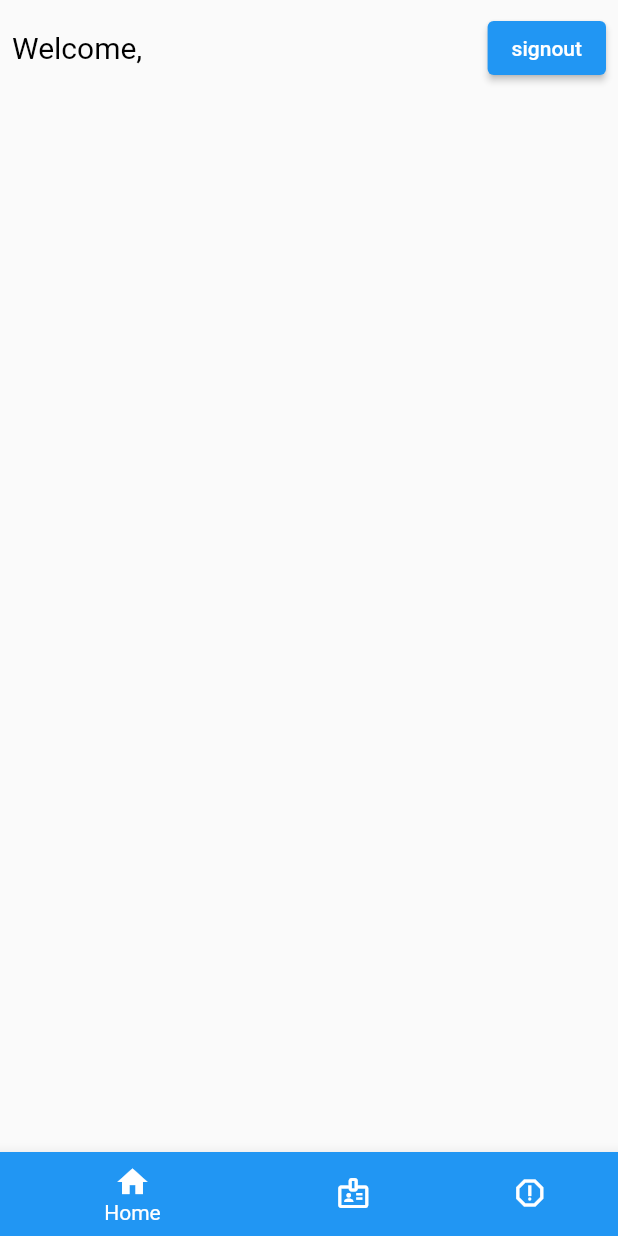
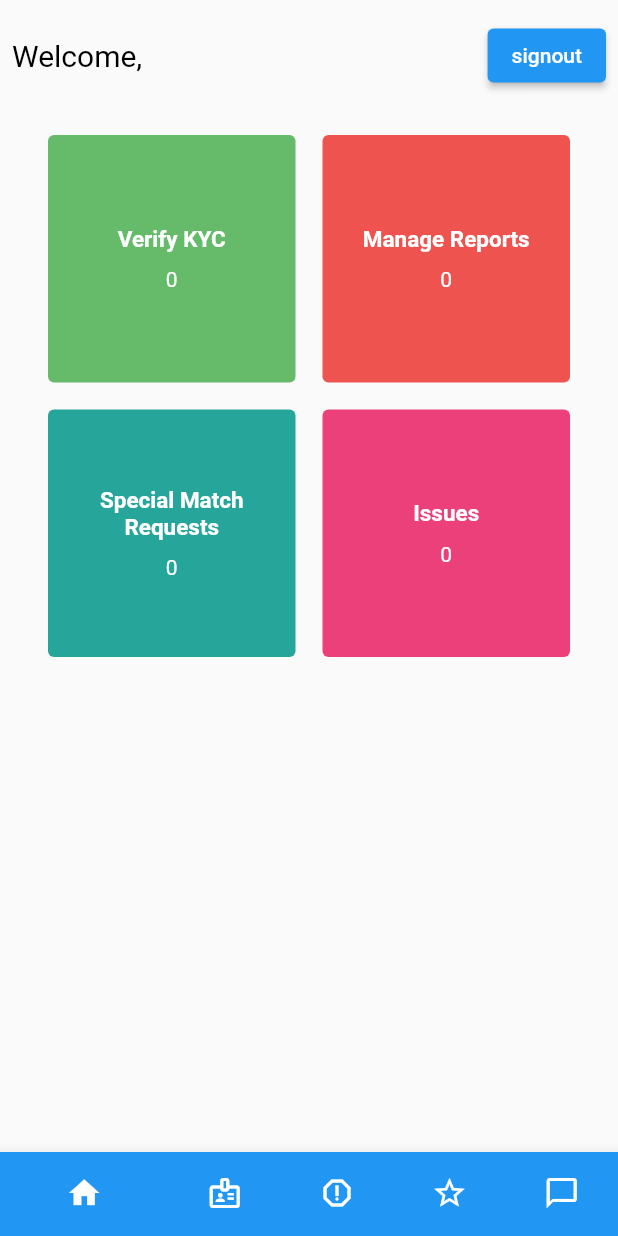
Before and after one commit to CYBERDEVILZ/ZBGAMING, a Flutter app: the screen it shows once a user with an empty profile is signed in, on a phone screen of 412 x 824 dp. Run offline on Flutter 3.47's test engine with Material 2 defaults, Android fonts, the phone set to English and light mode, and no system bars; our stand-ins replace cloud_firestore, firebase_auth, firebase_core, firebase_messaging, firebase_storage, fl_chart and 3 more; missing offline and left inert: razorpay_flutter; accounts and stored records are empty.

Commit message:
add tiles to verifier home page

```diff
--- a/lib/pages/verifier_home_page.dart
+++ b/lib/pages/verifier_home_page.dart
@@ -3,7 +3,6 @@ import 'package:firebase_auth/firebase_auth.dart';
 import 'package:flutter/material.dart';
 import 'package:fluttertoast/fluttertoast.dart';
 import 'package:zbgaming/pages/verifer_login.dart';
-import 'package:zbgaming/widgets/favorite_organizer.dart';
 
 class VerifierHomePage extends StatefulWidget {
   const VerifierHomePage({Key? key}) : super(key: key);
@@ -16,6 +15,8 @@ class _VerifierHomePageState extends State<VerifierHomePage> {
   // VARIABLES
   String? username;
   int index = 0;
+  int? kycNumber;
+  int? reportNumber, specialMatchNumber, issueNumber;
   bool isLoading = false;
 
   // FUNCTIONS
@@ -30,10 +31,15 @@ class _VerifierHomePageState extends State<VerifierHomePage> {
         .collection("verifier")
         .doc(FirebaseAuth.instance.currentUser?.uid)
         .get()
-        .then((value) => username = value['username'])
-        .catchError((onError) async {
+        .then((value) {
+      username = value['username'];
+      isLoading = false;
+      if (mounted) setState(() {});
+    }).catchError((onError) async {
       Fluttertoast.showToast(msg: "Something went wrong");
       await FirebaseAuth.instance.signOut();
+      isLoading = false;
+      if (mounted) setState(() {});
     });
 
     // Signout Event Listener
@@ -44,8 +50,24 @@ class _VerifierHomePageState extends State<VerifierHomePage> {
         }
       }
     });
-    isLoading = false;
-    if (mounted) setState(() {});
+
+    // STREAMS
+    FirebaseFirestore.instance.collection("kycPending").snapshots().listen((event) {
+      kycNumber = event.docs.length;
+      setState(() {});
+    });
+    FirebaseFirestore.instance.collection("reports").snapshots().listen((event) {
+      reportNumber = event.docs.length;
+      setState(() {});
+    });
+    FirebaseFirestore.instance.collection("specialMatchRequests").snapshots().listen((event) {
+      specialMatchNumber = event.docs.length;
+      setState(() {});
+    });
+    FirebaseFirestore.instance.collection("issues").snapshots().listen((event) {
+      issueNumber = event.docs.length;
+      setState(() {});
+    });
   }
 
   @override
@@ -64,7 +86,20 @@ class _VerifierHomePageState extends State<VerifierHomePage> {
         label: "Verify KYC",
         backgroundColor: Colors.green);
     BottomNavigationBarItem reports = BottomNavigationBarItem(
-        icon: Icon(index == 2 ? Icons.report : Icons.report_outlined), label: "Reports", backgroundColor: Colors.red);
+      icon: Icon(index == 2 ? Icons.report : Icons.report_outlined),
+      label: "Reports",
+      backgroundColor: Colors.red,
+    );
+    BottomNavigationBarItem specialMatches = BottomNavigationBarItem(
+      icon: Icon(index == 3 ? Icons.star : Icons.star_border),
+      label: "Special Matches",
+      backgroundColor: Colors.teal,
+    );
+    BottomNavigationBarItem generalActions = BottomNavigationBarItem(
+      icon: Icon(index == 4 ? Icons.chat_bubble : Icons.chat_bubble_outline),
+      label: "Queries / Issues",
+      backgroundColor: Colors.pink,
+    );
 
     return Scaffold(
         // BODY
@@ -74,9 +109,13 @@ class _VerifierHomePageState extends State<VerifierHomePage> {
             child: isLoading
                 ? const Center(child: CircularProgressIndicator())
                 : Column(children: [
-                    Row(
+                    // Container for username and signout button
+                    Container(
+                      margin: const EdgeInsets.symmetric(vertical: 5),
+                      child: Row(
                         mainAxisAlignment: MainAxisAlignment.spaceBetween,
                         children: [
+                          // username
                           Container(
                             constraints: BoxConstraints(maxWidth: MediaQuery.of(context).size.width / 2),
                             child: RichText(
@@ -92,6 +131,8 @@ class _VerifierHomePageState extends State<VerifierHomePage> {
                               ),
                             ),
                           ),
+
+                          // signout button
                           ElevatedButton(
                             onPressed: () async {
                               await FirebaseAuth.instance.signOut();
@@ -100,13 +141,70 @@ class _VerifierHomePageState extends State<VerifierHomePage> {
                           )
                         ],
                       ),
+                    ),
+
+                    // Container for Action Tiles
+                    Container(
+                      margin: const EdgeInsets.all(20),
+                      width: double.infinity,
+                      child: GridView.count(
+                        crossAxisCount: 2,
+                        crossAxisSpacing: 10,
+                        mainAxisSpacing: 10,
+                        shrinkWrap: true,
+                        children: [
+                          GestureDetector(
+                            onTap: () {
+                              index = 1;
+                              setState(() {});
+                            },
+                            child: Tile(
+                              text: "Verify KYC",
+                              color: Colors.green[400]!,
+                              numberOfRequests: kycNumber,
+                            ),
+                          ),
+                          GestureDetector(
+                              onTap: () {
+                                index = 2;
+                                setState(() {});
+                              },
+                              child: Tile(
+                                text: "Manage Reports",
+                                color: Colors.red[400]!,
+                                numberOfRequests: reportNumber,
+                              )),
+                          GestureDetector(
+                              onTap: () {
+                                index = 3;
+                                setState(() {});
+                              },
+                              child: Tile(
+                                text: "Special Match Requests",
+                                color: Colors.teal[400]!,
+                                numberOfRequests: specialMatchNumber,
+                              )),
+                          GestureDetector(
+                              onTap: () {
+                                index = 4;
+                                setState(() {});
+                              },
+                              child: Tile(
+                                text: "Issues",
+                                color: Colors.pink[400]!,
+                                numberOfRequests: issueNumber,
+                              )),
+                        ],
+                      ),
+                    )
                   ]),
           ),
         ),
 
         // BOTTOM NAV BAR
         bottomNavigationBar: BottomNavigationBar(
-          items: <BottomNavigationBarItem>[home, verifyKYC, reports],
+          showSelectedLabels: false,
+          items: <BottomNavigationBarItem>[home, verifyKYC, reports, specialMatches, generalActions],
           type: BottomNavigationBarType.shifting,
           currentIndex: index,
           onTap: (value) {
@@ -116,3 +214,52 @@ class _VerifierHomePageState extends State<VerifierHomePage> {
         ));
   }
 }
+
+class Tile extends StatefulWidget {
+  const Tile({Key? key, required this.text, required this.color, this.numberOfRequests}) : super(key: key);
+
+  @override
+  State<Tile> createState() => _TileState();
+  final String text;
+  final Color color;
+  final int? numberOfRequests;
+}
+
+class _TileState extends State<Tile> {
+  @override
+  Widget build(BuildContext context) {
+    return Card(
+      elevation: 0,
+      child: Padding(
+        padding: const EdgeInsets.all(8.0),
+        child: Column(
+          mainAxisSize: MainAxisSize.max,
+          mainAxisAlignment: MainAxisAlignment.center,
+          children: [
+            Text(
+              widget.text,
+              textAlign: TextAlign.center,
+              style: const TextStyle(color: Colors.white, fontSize: 15, fontWeight: FontWeight.bold),
+            ),
+            const SizedBox(height: 10),
+            widget.numberOfRequests == null
+                ? const SizedBox(
+                    height: 17,
+                    width: 17,
+                    child: CircularProgressIndicator(
+                      color: Colors.white,
+                      strokeWidth: 2,
+                    ))
+                : Text(
+                    "${widget.numberOfRequests}",
+                    style: const TextStyle(
+                      color: Colors.white,
+                    ),
+                  )
+          ],
+        ),
+      ),
+      color: widget.color,
+    );
+  }
+}
```
Lines whose indentation alone changed are shown as unchanged.
